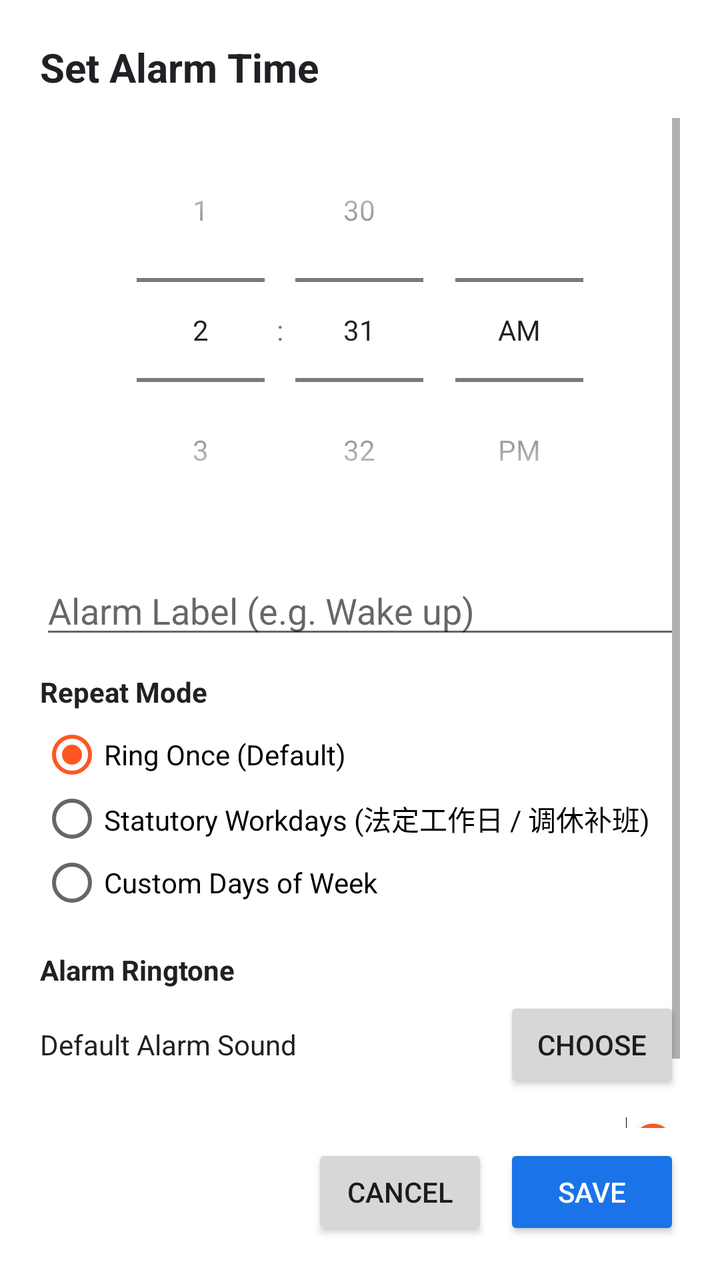
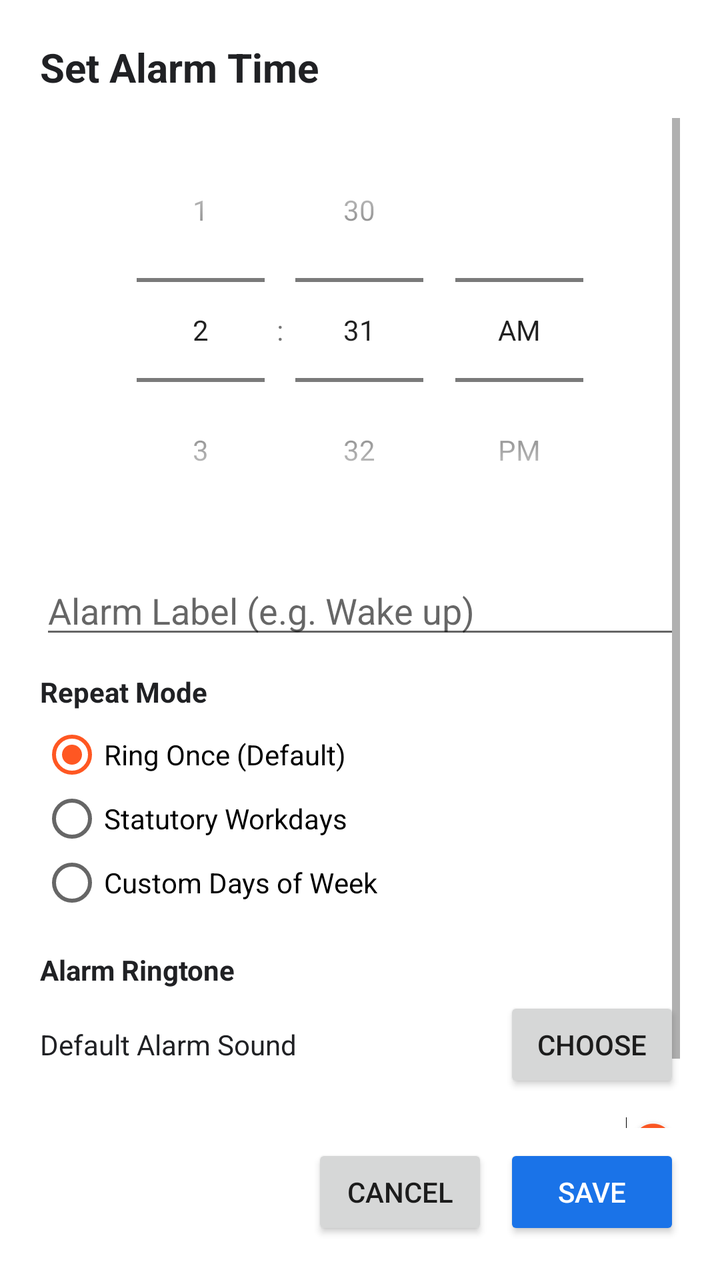

An Android layout rendered at two revisions. The XML below is the earlier revision; the diff shows what the commit changed to produce the second picture.
<!-- AndroidManifest.xml: application theme Theme.AlarmApp -->
<!-- res/layout/dialog_alarm_edit.xml -->
<?xml version="1.0" encoding="utf-8"?>
<LinearLayout xmlns:android="http://schemas.android.com/apk/res/android"
    android:layout_width="match_parent"
    android:layout_height="wrap_content"
    android:orientation="vertical"
    android:padding="20dp"
    android:background="@android:color/white">

    
    <TextView
        android:id="@+id/tv_dialog_title"
        android:layout_width="match_parent"
        android:layout_height="wrap_content"
        android:text="Set Alarm Time"
        android:textSize="20sp"
        android:textStyle="bold"
        android:textColor="@color/text_primary"
        android:layout_marginBottom="12dp" />

    
    <ScrollView
        android:layout_width="match_parent"
        android:layout_height="0dp"
        android:layout_weight="1">

        <LinearLayout
            android:layout_width="match_parent"
            android:layout_height="wrap_content"
            android:orientation="vertical">

            
            <TimePicker
                android:id="@+id/tp_time"
                android:layout_width="wrap_content"
                android:layout_height="wrap_content"
                android:layout_gravity="center_horizontal"
                android:timePickerMode="spinner"
                android:layout_marginBottom="12dp" />

            
            <EditText
                android:id="@+id/et_alarm_label"
                android:layout_width="match_parent"
                android:layout_height="wrap_content"
                android:hint="Alarm Label (e.g. Wake up)"
                android:maxLines="1"
                android:inputType="text"
                android:layout_marginBottom="12dp" />

            
            <TextView
                android:layout_width="wrap_content"
                android:layout_height="wrap_content"
                android:text="Repeat Mode"
                android:textStyle="bold"
                android:textColor="@color/text_primary"
                android:layout_marginBottom="6dp" />

            <RadioGroup
                android:id="@+id/rg_repeat_mode"
                android:layout_width="match_parent"
                android:layout_height="wrap_content"
                android:orientation="vertical"
                android:layout_marginBottom="10dp">

                <RadioButton
                    android:id="@+id/rb_repeat_once"
                    android:layout_width="wrap_content"
                    android:layout_height="wrap_content"
                    android:text="Ring Once (Default)"
                    android:checked="true" />

                <RadioButton
                    android:id="@+id/rb_repeat_workdays"
                    android:layout_width="wrap_content"
                    android:layout_height="wrap_content"
                    android:text="Statutory Workdays (法定工作日 / 调休补班)" />

                <RadioButton
                    android:id="@+id/rb_repeat_custom"
                    android:layout_width="wrap_content"
                    android:layout_height="wrap_content"
                    android:text="Custom Days of Week" />
            </RadioGroup>

            
            <LinearLayout
                android:id="@+id/layout_custom_days"
                android:layout_width="match_parent"
                android:layout_height="wrap_content"
                android:orientation="horizontal"
                android:weightSum="7"
                android:visibility="gone"
                android:layout_marginBottom="16dp">

                <ToggleButton
                    android:id="@+id/tb_mon"
                    android:layout_width="0dp"
                    android:layout_height="wrap_content"
                    android:layout_weight="1"
                    android:textOn="M"
                    android:textOff="M"
                    android:text="M"
                    android:textSize="12sp" />

                <ToggleButton
                    android:id="@+id/tb_tue"
                    android:layout_width="0dp"
                    android:layout_height="wrap_content"
                    android:layout_weight="1"
                    android:textOn="T"
                    android:textOff="T"
                    android:text="T"
                    android:textSize="12sp" />

                <ToggleButton
                    android:id="@+id/tb_wed"
                    android:layout_width="0dp"
                    android:layout_height="wrap_content"
                    android:layout_weight="1"
                    android:textOn="W"
                    android:textOff="W"
                    android:text="W"
                    android:textSize="12sp" />

                <ToggleButton
                    android:id="@+id/tb_thu"
                    android:layout_width="0dp"
                    android:layout_height="wrap_content"
                    android:layout_weight="1"
                    android:textOn="T"
                    android:textOff="T"
                    android:text="T"
                    android:textSize="12sp" />

                <ToggleButton
                    android:id="@+id/tb_fri"
                    android:layout_width="0dp"
                    android:layout_height="wrap_content"
                    android:layout_weight="1"
                    android:textOn="F"
                    android:textOff="F"
                    android:text="F"
                    android:textSize="12sp" />

                <ToggleButton
                    android:id="@+id/tb_sat"
                    android:layout_width="0dp"
                    android:layout_height="wrap_content"
                    android:layout_weight="1"
                    android:textOn="S"
                    android:textOff="S"
                    android:text="S"
                    android:textSize="12sp" />

                <ToggleButton
                    android:id="@+id/tb_sun"
                    android:layout_width="0dp"
                    android:layout_height="wrap_content"
                    android:layout_weight="1"
                    android:textOn="S"
                    android:textOff="S"
                    android:text="S"
                    android:textSize="12sp" />
            </LinearLayout>

            
            <TextView
                android:layout_width="wrap_content"
                android:layout_height="wrap_content"
                android:text="Alarm Ringtone"
                android:textStyle="bold"
                android:textColor="@color/text_primary"
                android:layout_marginTop="8dp"
                android:layout_marginBottom="4dp" />

            <LinearLayout
                android:layout_width="match_parent"
                android:layout_height="wrap_content"
                android:orientation="horizontal"
                android:gravity="center_vertical"
                android:layout_marginBottom="12dp">

                <TextView
                    android:id="@+id/tv_ringtone_name"
                    android:layout_width="0dp"
                    android:layout_height="wrap_content"
                    android:layout_weight="1"
                    android:text="Default Alarm Sound"
                    android:textSize="14sp"
                    android:textColor="@color/text_primary" />

                <Button
                    android:id="@+id/btn_pick_ringtone"
                    android:layout_width="wrap_content"
                    android:layout_height="wrap_content"
                    android:text="Choose" />
            </LinearLayout>

            
            <LinearLayout
                android:layout_width="match_parent"
                android:layout_height="wrap_content"
                android:orientation="horizontal"
                android:gravity="center_vertical"
                android:layout_marginBottom="16dp">

                <TextView
                    android:layout_width="0dp"
                    android:layout_height="wrap_content"
                    android:layout_weight="1"
                    android:text="Vibrate on Ring"
                    android:textStyle="bold"
                    android:textColor="@color/text_primary" />

                <Switch
                    android:id="@+id/sw_alarm_vibrate"
                    android:layout_width="wrap_content"
                    android:layout_height="wrap_content"
                    android:checked="true" />
            </LinearLayout>
        </LinearLayout>
    </ScrollView>

    
    <LinearLayout
        android:layout_width="match_parent"
        android:layout_height="wrap_content"
        android:orientation="horizontal"
        android:gravity="end"
        android:layout_marginTop="8dp">

        <Button
            android:id="@+id/btn_delete_alarm"
            android:layout_width="wrap_content"
            android:layout_height="wrap_content"
            android:text="Delete"
            android:textColor="#FF0000"
            android:visibility="gone"
            android:layout_marginEnd="8dp" />

        <Button
            android:id="@+id/btn_cancel_alarm"
            android:layout_width="wrap_content"
            android:layout_height="wrap_content"
            android:text="Cancel"
            android:layout_marginEnd="8dp" />

        <Button
            android:id="@+id/btn_save_alarm"
            android:layout_width="wrap_content"
            android:layout_height="wrap_content"
            android:text="Save"
            android:backgroundTint="@color/primary"
            android:textColor="#FFFFFF" />
    </LinearLayout>

</LinearLayout>
<!-- resources referenced by this layout -->
<resources>
  <color name="primary">#1A73E8</color>
  <color name="text_primary">#202124</color>
  <style name="Theme.AlarmApp" parent="android:Theme.Material.Light.NoActionBar">
          <item name="android:colorPrimary">@color/primary</item>
          <item name="android:colorPrimaryDark">@color/primary_dark</item>
          <item name="android:colorAccent">@color/accent</item>
          <item name="android:windowBackground">@color/background</item>
      </style>
  <color name="primary_dark">#0D47A1</color>
  <color name="accent">#FF5722</color>
  <color name="background">#F8F9FA</color>
</resources>

<!-- the commit's change to res/layout/dialog_alarm_edit.xml (unified diff, before → after) -->
@@ -11,7 +11,7 @@
         android:id="@+id/tv_dialog_title"
         android:layout_width="match_parent"
         android:layout_height="wrap_content"
-        android:text="Set Alarm Time"
+        android:text="@string/set_alarm_time"
         android:textSize="20sp"
         android:textStyle="bold"
         android:textColor="@color/text_primary"
@@ -42,7 +42,7 @@
                 android:id="@+id/et_alarm_label"
                 android:layout_width="match_parent"
                 android:layout_height="wrap_content"
-                android:hint="Alarm Label (e.g. Wake up)"
+                android:hint="@string/alarm_label_hint"
                 android:maxLines="1"
                 android:inputType="text"
                 android:layout_marginBottom="12dp" />
@@ -51,7 +51,7 @@
             <TextView
                 android:layout_width="wrap_content"
                 android:layout_height="wrap_content"
-                android:text="Repeat Mode"
+                android:text="@string/repeat_mode"
                 android:textStyle="bold"
                 android:textColor="@color/text_primary"
                 android:layout_marginBottom="6dp" />
@@ -67,20 +67,20 @@
                     android:id="@+id/rb_repeat_once"
                     android:layout_width="wrap_content"
                     android:layout_height="wrap_content"
-                    android:text="Ring Once (Default)"
+                    android:text="@string/repeat_once_default"
                     android:checked="true" />
 
                 <RadioButton
                     android:id="@+id/rb_repeat_workdays"
                     android:layout_width="wrap_content"
                     android:layout_height="wrap_content"
-                    android:text="Statutory Workdays (法定工作日 / 调休补班)" />
+                    android:text="@string/repeat_statutory_workdays" />
 
                 <RadioButton
                     android:id="@+id/rb_repeat_custom"
                     android:layout_width="wrap_content"
                     android:layout_height="wrap_content"
-                    android:text="Custom Days of Week" />
+                    android:text="@string/repeat_custom_days" />
             </RadioGroup>
 
             
@@ -98,9 +98,9 @@
                     android:layout_width="0dp"
                     android:layout_height="wrap_content"
                     android:layout_weight="1"
-                    android:textOn="M"
-                    android:textOff="M"
-                    android:text="M"
+                    android:textOn="@string/day_mon_short"
+                    android:textOff="@string/day_mon_short"
+                    android:text="@string/day_mon_short"
                     android:textSize="12sp" />
 
                 <ToggleButton
@@ -108,9 +108,9 @@
                     android:layout_width="0dp"
                     android:layout_height="wrap_content"
                     android:layout_weight="1"
-                    android:textOn="T"
-                    android:textOff="T"
-                    android:text="T"
+                    android:textOn="@string/day_tue_short"
+                    android:textOff="@string/day_tue_short"
+                    android:text="@string/day_tue_short"
                     android:textSize="12sp" />
 
                 <ToggleButton
@@ -118,9 +118,9 @@
                     android:layout_width="0dp"
                     android:layout_height="wrap_content"
                     android:layout_weight="1"
-                    android:textOn="W"
-                    android:textOff="W"
-                    android:text="W"
+                    android:textOn="@string/day_wed_short"
+                    android:textOff="@string/day_wed_short"
+                    android:text="@string/day_wed_short"
                     android:textSize="12sp" />
 
                 <ToggleButton
@@ -128,9 +128,9 @@
                     android:layout_width="0dp"
                     android:layout_height="wrap_content"
                     android:layout_weight="1"
-                    android:textOn="T"
-                    android:textOff="T"
-                    android:text="T"
+                    android:textOn="@string/day_thu_short"
+                    android:textOff="@string/day_thu_short"
+                    android:text="@string/day_thu_short"
                     android:textSize="12sp" />
 
                 <ToggleButton
@@ -138,9 +138,9 @@
                     android:layout_width="0dp"
                     android:layout_height="wrap_content"
                     android:layout_weight="1"
-                    android:textOn="F"
-                    android:textOff="F"
-                    android:text="F"
+                    android:textOn="@string/day_fri_short"
+                    android:textOff="@string/day_fri_short"
+                    android:text="@string/day_fri_short"
                     android:textSize="12sp" />
 
                 <ToggleButton
@@ -148,9 +148,9 @@
                     android:layout_width="0dp"
                     android:layout_height="wrap_content"
                     android:layout_weight="1"
-                    android:textOn="S"
-                    android:textOff="S"
-                    android:text="S"
+                    android:textOn="@string/day_sat_short"
+                    android:textOff="@string/day_sat_short"
+                    android:text="@string/day_sat_short"
                     android:textSize="12sp" />
 
                 <ToggleButton
@@ -158,9 +158,9 @@
                     android:layout_width="0dp"
                     android:layout_height="wrap_content"
                     android:layout_weight="1"
-                    android:textOn="S"
-                    android:textOff="S"
-                    android:text="S"
+                    android:textOn="@string/day_sun_short"
+                    android:textOff="@string/day_sun_short"
+                    android:text="@string/day_sun_short"
                     android:textSize="12sp" />
             </LinearLayout>
 
@@ -168,7 +168,7 @@
             <TextView
                 android:layout_width="wrap_content"
                 android:layout_height="wrap_content"
-                android:text="Alarm Ringtone"
+                android:text="@string/alarm_ringtone"
                 android:textStyle="bold"
                 android:textColor="@color/text_primary"
                 android:layout_marginTop="8dp"
@@ -186,7 +186,7 @@
                     android:layout_width="0dp"
                     android:layout_height="wrap_content"
                     android:layout_weight="1"
-                    android:text="Default Alarm Sound"
+                    android:text="@string/default_alarm_sound"
                     android:textSize="14sp"
                     android:textColor="@color/text_primary" />
 
@@ -194,7 +194,7 @@
                     android:id="@+id/btn_pick_ringtone"
                     android:layout_width="wrap_content"
                     android:layout_height="wrap_content"
-                    android:text="Choose" />
+                    android:text="@string/choose_ringtone" />
             </LinearLayout>
 
             
@@ -209,7 +209,7 @@
                     android:layout_width="0dp"
                     android:layout_height="wrap_content"
                     android:layout_weight="1"
-                    android:text="Vibrate on Ring"
+                    android:text="@string/vibrate_on_ring"
                     android:textStyle="bold"
                     android:textColor="@color/text_primary" />
 
@@ -234,7 +234,7 @@
             android:id="@+id/btn_delete_alarm"
             android:layout_width="wrap_content"
             android:layout_height="wrap_content"
-            android:text="Delete"
+            android:text="@string/delete"
             android:textColor="#FF0000"
             android:visibility="gone"
             android:layout_marginEnd="8dp" />
@@ -243,14 +243,14 @@
             android:id="@+id/btn_cancel_alarm"
             android:layout_width="wrap_content"
             android:layout_height="wrap_content"
-            android:text="Cancel"
+            android:text="@string/cancel"
             android:layout_marginEnd="8dp" />
 
         <Button
             android:id="@+id/btn_save_alarm"
             android:layout_width="wrap_content"
             android:layout_height="wrap_content"
-            android:text="Save"
+            android:text="@string/save"
             android:backgroundTint="@color/primary"
             android:textColor="#FFFFFF" />
     </LinearLayout>
<!-- resource entries referenced after the edit -->
@@ -2,6 +2,26 @@
 <resources>
   <color name="primary">#1A73E8</color>
   <color name="text_primary">#202124</color>
+  <string name="alarm_label_hint">Alarm Label (e.g. Wake up)</string>
+  <string name="alarm_ringtone">Alarm Ringtone</string>
+  <string name="cancel">Cancel</string>
+  <string name="choose_ringtone">Choose</string>
+  <string name="day_fri_short">F</string>
+  <string name="day_mon_short">M</string>
+  <string name="day_sat_short">S</string>
+  <string name="day_sun_short">S</string>
+  <string name="day_thu_short">T</string>
+  <string name="day_tue_short">T</string>
+  <string name="day_wed_short">W</string>
+  <string name="default_alarm_sound">Default Alarm Sound</string>
+  <string name="delete">Delete</string>
+  <string name="repeat_custom_days">Custom Days of Week</string>
+  <string name="repeat_mode">Repeat Mode</string>
+  <string name="repeat_once_default">Ring Once (Default)</string>
+  <string name="repeat_statutory_workdays">Statutory Workdays</string>
+  <string name="save">Save</string>
+  <string name="set_alarm_time">Set Alarm Time</string>
+  <string name="vibrate_on_ring">Vibrate on Ring</string>
   <style name="Theme.AlarmApp" parent="android:Theme.Material.Light.NoActionBar">
           <item name="android:colorPrimary">@color/primary</item>
           <item name="android:colorPrimaryDark">@color/primary_dark</item>
